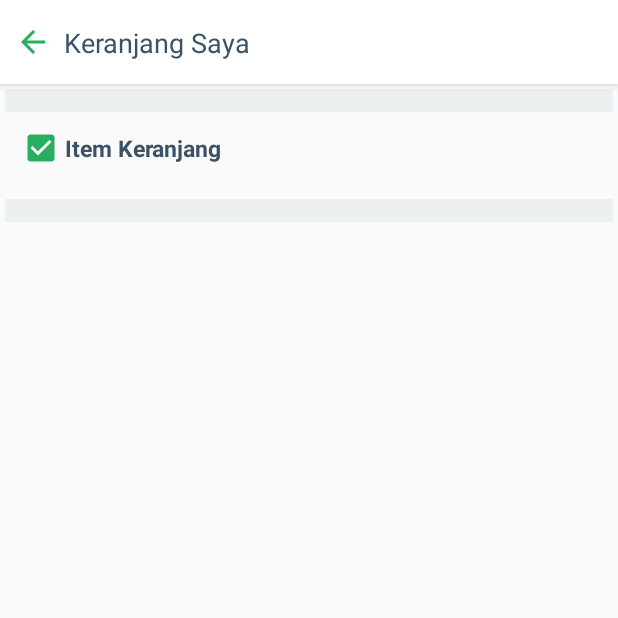
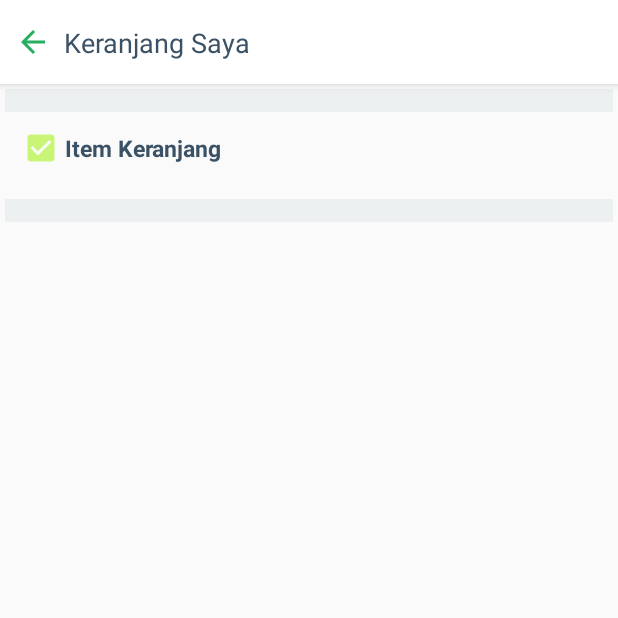
Before and after one commit to clipcodes/tokonumitra, an Android app: the CartOrder screen opened directly, with no data from a screen before it, on a phone screen of 412 x 824 dp, the top half of it. Run offline under Robolectric (Android 15) with nearby library versions, the phone set to English and light mode, and no system bars; libraries missing offline, so code that uses them is left out: com.nostra13.universalimageloader.

Commit message:
25/02/20 Kos Surabaya

```diff
--- a/app/src/main/res/values/colors.xml
+++ b/app/src/main/res/values/colors.xml
@@ -2,7 +2,7 @@
 <resources>
     <color name="colorPrimary">#27ae60</color>
     <color name="colorPrimaryDark">#27ae60</color>
-    <color name="colorAccent">#27ae60</color>
+    <color name="colorAccent">#C9F576</color>
     <color name="colorPrimarytranspa">#90D0F8E1</color>
     <color name="textcolor1">#3B5166</color>
     <color name="textcolor2">#445D75</color>
```
Also changed, not shown: 1334 other files.
